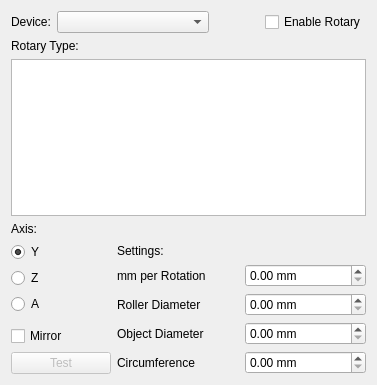
Above: src/windows/rotary_setup.ui from flux3dp/swiftray before the change. Below: the same form after it.
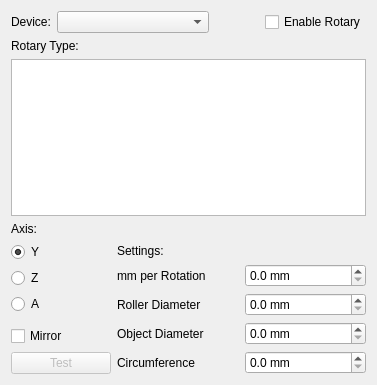
That is the form after the change.

What changed in the file:
```diff
--- a/src/windows/rotary_setup.ui
+++ b/src/windows/rotary_setup.ui
@@ -165,6 +165,12 @@
          <property name="suffix">
           <string> mm</string>
          </property>
+         <property name="decimals">
+          <number>1</number>
+         </property>
+         <property name="singleStep">
+          <double>0.100000000000000</double>
+         </property>
         </widget>
        </item>
        <item row="3" column="0">
@@ -202,6 +208,12 @@
          <property name="suffix">
           <string> mm</string>
          </property>
+         <property name="decimals">
+          <number>1</number>
+         </property>
+         <property name="singleStep">
+          <double>0.100000000000000</double>
+         </property>
         </widget>
        </item>
        <item row="4" column="0">
@@ -216,6 +228,15 @@
          <property name="suffix">
           <string> mm</string>
          </property>
+         <property name="decimals">
+          <number>1</number>
+         </property>
+         <property name="maximum">
+          <double>1000.000000000000000</double>
+         </property>
+         <property name="singleStep">
+          <double>0.100000000000000</double>
+         </property>
         </widget>
        </item>
        <item row="1" column="0">
@@ -237,6 +258,15 @@
          <property name="suffix">
           <string> mm</string>
          </property>
+         <property name="decimals">
+          <number>1</number>
+         </property>
+         <property name="maximum">
+          <double>1000.000000000000000</double>
+         </property>
+         <property name="singleStep">
+          <double>0.100000000000000</double>
+         </property>
         </widget>
        </item>
       </layout>
```
